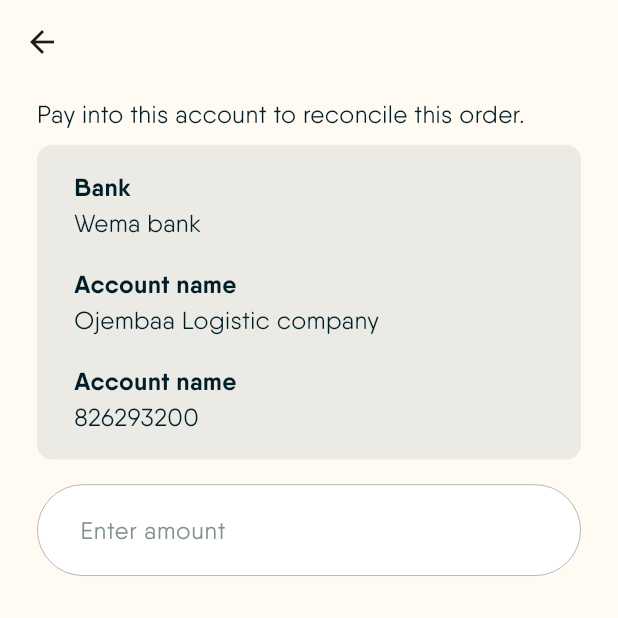
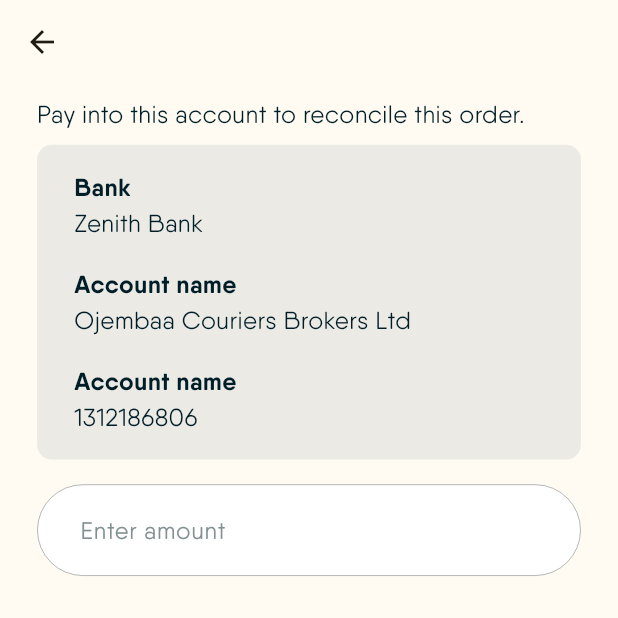
Before and after one commit to Dreezyagu/courier_app, a Flutter app: the ReconcilePage screen opened directly, on a phone screen of 412 x 824 dp, the top half of it. Run offline on Flutter 3.47's test engine with Material 3 defaults, Android fonts, the phone set to English and light mode, and no system bars; our stand-ins replace cached_network_image, dio, dropdown_search, firebase_core, firebase_messaging, flutter_riverpod and 6 more; accounts and stored records are empty.

Commit message:
bank account update

```diff
--- a/lib/features/payments/screens/reconcile_page.dart
+++ b/lib/features/payments/screens/reconcile_page.dart
@@ -71,17 +71,17 @@ class _ReconcilePageState extends ConsumerState<ReconcilePage> {
                     children: [
                       const TextColumn(
                         title: "Bank",
-                        subtitle: "Wema bank",
+                        subtitle: "Zenith Bank",
                       ),
                       SizedBox(height: context.width(.04)),
                       const TextColumn(
                         title: "Account name",
-                        subtitle: "Ojembaa Logistic company",
+                        subtitle: "Ojembaa Couriers Brokers Ltd",
                       ),
                       SizedBox(height: context.width(.04)),
                       const TextColumn(
                         title: "Account name",
-                        subtitle: "826293200",
+                        subtitle: "1312186806",
                       ),
                     ],
                   )),
```
